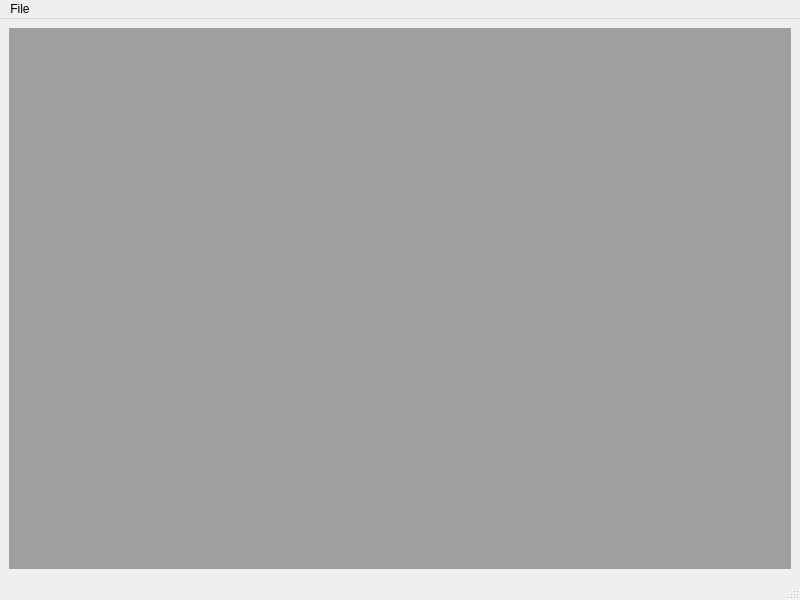
Before: the Qt Designer form ui/main_window.ui in Jhnn22/Qt_pdf_viewer, drawn with Qt 5.
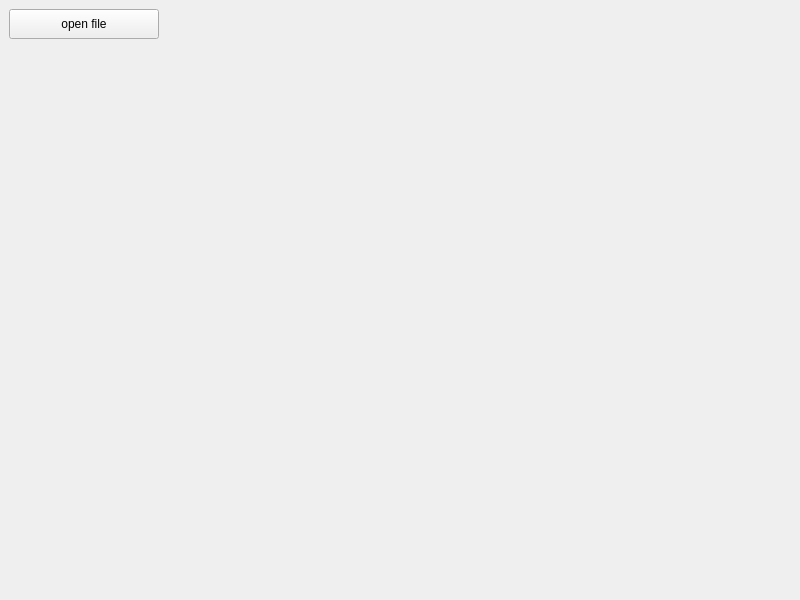
After: the same form once the commit is applied.

Commit message: feat: 메인 윈도우 뷰어 목록 추가

What changed in the file:
```diff
--- a/ui/main_window.ui
+++ b/ui/main_window.ui
@@ -14,39 +14,157 @@
    <string>MainWindow</string>
   </property>
   <widget class="QWidget" name="central_widget">
-   <layout class="QVBoxLayout" name="verticalLayout">
+   <layout class="QHBoxLayout" name="horizontalLayout">
     <item>
-     <widget class="QMdiArea" name="mdi_area">
-      <property name="verticalScrollBarPolicy">
-       <enum>Qt::ScrollBarPolicy::ScrollBarAsNeeded</enum>
+     <widget class="QScrollArea" name="scroll_area">
+      <property name="minimumSize">
+       <size>
+        <width>150</width>
+        <height>0</height>
+       </size>
+      </property>
+      <property name="maximumSize">
+       <size>
+        <width>150</width>
+        <height>16777215</height>
+       </size>
+      </property>
+      <property name="frameShape">
+       <enum>QFrame::Shape::NoFrame</enum>
+      </property>
+      <property name="frameShadow">
+       <enum>QFrame::Shadow::Sunken</enum>
       </property>
       <property name="horizontalScrollBarPolicy">
-       <enum>Qt::ScrollBarPolicy::ScrollBarAsNeeded</enum>
+       <enum>Qt::ScrollBarPolicy::ScrollBarAlwaysOff</enum>
       </property>
-      <property name="viewMode">
-       <enum>QMdiArea::ViewMode::SubWindowView</enum>
+      <property name="widgetResizable">
+       <bool>true</bool>
       </property>
+      <widget class="QWidget" name="scroll_area_widget_contents">
+       <property name="geometry">
+        <rect>
+         <x>0</x>
+         <y>0</y>
+         <width>150</width>
+         <height>561</height>
+        </rect>
+       </property>
+       <property name="minimumSize">
+        <size>
+         <width>0</width>
+         <height>0</height>
+        </size>
+       </property>
+       <property name="maximumSize">
+        <size>
+         <width>16777215</width>
+         <height>16777215</height>
+        </size>
+       </property>
+       <layout class="QVBoxLayout" name="verticalLayout_2">
+        <property name="spacing">
+         <number>0</number>
+        </property>
+        <property name="leftMargin">
+         <number>0</number>
+        </property>
+        <property name="topMargin">
+         <number>0</number>
+        </property>
+        <property name="rightMargin">
+         <number>0</number>
+        </property>
+        <property name="bottomMargin">
+         <number>0</number>
+        </property>
+        <item alignment="Qt::AlignmentFlag::Qt::AlignmentFlag::AlignTop">
+         <widget class="QWidget" name="widget" native="true">
+          <property name="styleSheet">
+           <string notr="true"/>
+          </property>
+          <layout class="QVBoxLayout" name="verticalLayout" stretch="0">
+           <property name="spacing">
+            <number>0</number>
+           </property>
+           <property name="leftMargin">
+            <number>0</number>
+           </property>
+           <property name="topMargin">
+            <number>0</number>
+           </property>
+           <property name="rightMargin">
+            <number>0</number>
+           </property>
+           <property name="bottomMargin">
+            <number>0</number>
+           </property>
+           <item>
+            <widget class="QPushButton" name="push_button">
+             <property name="sizePolicy">
+              <sizepolicy hsizetype="Fixed" vsizetype="Fixed">
+               <horstretch>0</horstretch>
+               <verstretch>0</verstretch>
+              </sizepolicy>
+             </property>
+             <property name="minimumSize">
+              <size>
+               <width>150</width>
+               <height>30</height>
+              </size>
+             </property>
+             <property name="maximumSize">
+              <size>
+               <width>150</width>
+               <height>30</height>
+              </size>
+             </property>
+             <property name="text">
+              <string>open file</string>
+             </property>
+            </widget>
+           </item>
+          </layout>
+         </widget>
+        </item>
+       </layout>
+      </widget>
+     </widget>
+    </item>
+    <item>
+     <widget class="QStackedWidget" name="stacked_widget">
+      <property name="minimumSize">
+       <size>
+        <width>0</width>
+        <height>0</height>
+       </size>
+      </property>
+      <property name="frameShape">
+       <enum>QFrame::Shape::NoFrame</enum>
+      </property>
+      <property name="frameShadow">
+       <enum>QFrame::Shadow::Plain</enum>
+      </property>
+      <property name="lineWidth">
+       <number>0</number>
+      </property>
+      <property name="currentIndex">
+       <number>0</number>
+      </property>
+      <widget class="QWidget" name="page"/>
      </widget>
     </item>
    </layout>
   </widget>
-  <widget class="QStatusBar" name="status_bar"/>
   <widget class="QMenuBar" name="menu_bar">
    <property name="geometry">
     <rect>
      <x>0</x>
      <y>0</y>
      <width>800</width>
-     <height>22</height>
+     <height>21</height>
     </rect>
    </property>
-   <widget class="QMenu" name="menu_file">
-    <property name="title">
-     <string>File</string>
-    </property>
-    <addaction name="action_open_file"/>
-   </widget>
-   <addaction name="menu_file"/>
   </widget>
   <action name="action_open_file">
    <property name="text">
```
The commit also changes 2 other files.
